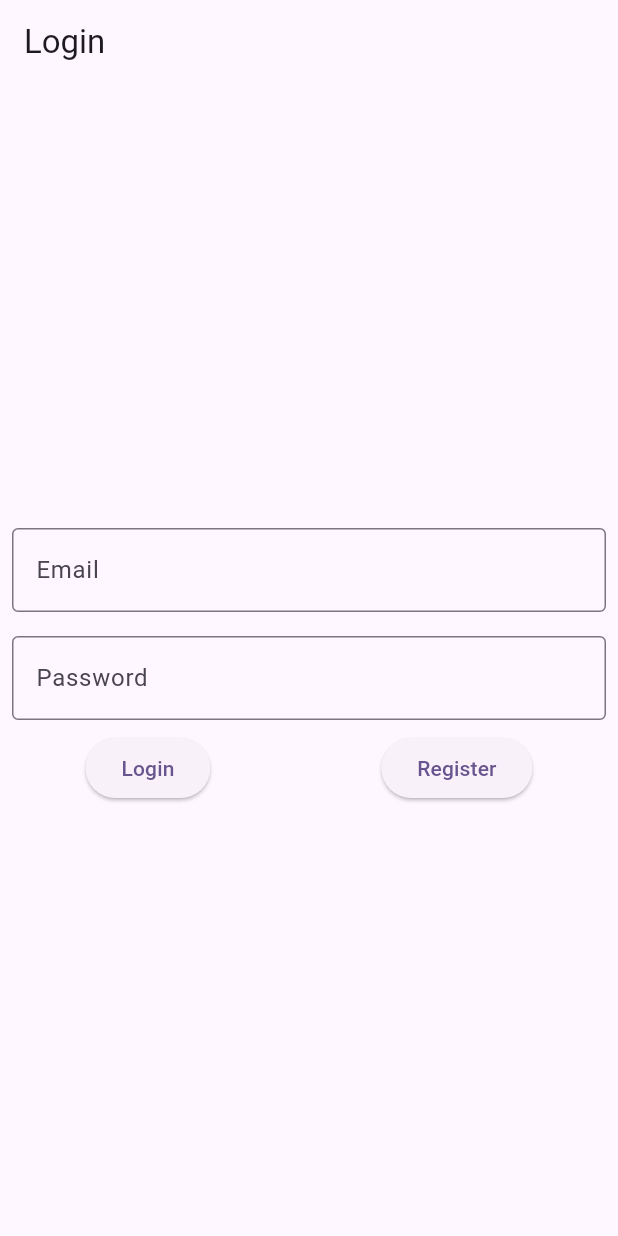
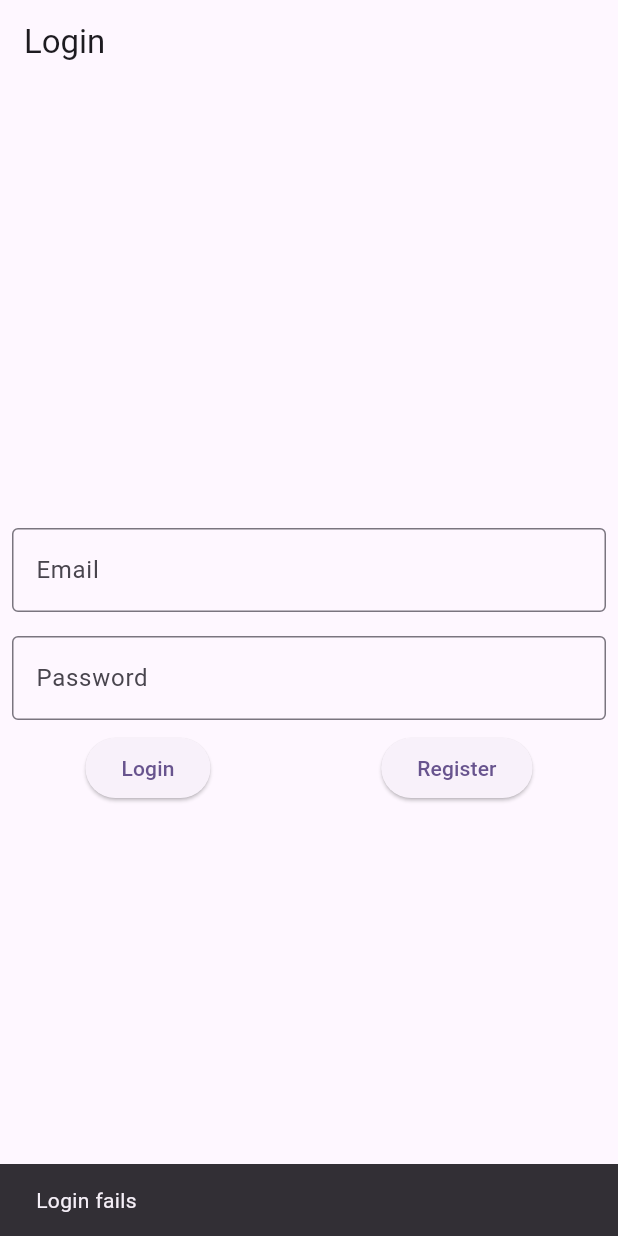
Before and after one commit to Fridaynight-yok/flutter_finalminiproject, a Flutter app: the screen it shows after launch, after a tap on "Login", on a phone screen of 412 x 824 dp. Run offline on Flutter 3.47's test engine with Material 3 defaults, Android fonts, the light colour scheme and no system bars; our stand-ins replace cloud_firestore, firebase_auth, firebase_core; accounts and stored records are empty; network calls fail.

Commit message:
cat page

```diff
--- /dev/null
+++ b/lib/home.dart
@@ -0,0 +1,15 @@
+import 'package:flutter/material.dart';
+
+class Home extends StatefulWidget {
+  const Home({super.key});
+
+  @override
+  State<Home> createState() => _HomeState();
+}
+
+class _HomeState extends State<Home> {
+  @override
+  Widget build(BuildContext context) {
+    return Scaffold(appBar: AppBar(title: Text("Home"), centerTitle: true));
+  }
+}
--- a/lib/login.dart
+++ b/lib/login.dart
@@ -1,4 +1,6 @@
+import 'package:firebase_auth/firebase_auth.dart';
 import 'package:flutter/material.dart';
+import 'package:flutter_finalminiproject/home.dart';
 
 class Login extends StatefulWidget {
   const Login({super.key});
@@ -25,6 +27,32 @@ class _LoginState extends State<Login> {
     super.dispose();
     emailController.dispose();
     passwordController.dispose();
+  }
+
+  Future<void> login() async {
+    final inputEmail = emailController.text.trim();
+    final inputPassword = passwordController.text.trim();
+    try {
+      UserCredential userInfo = await FirebaseAuth.instance
+          .signInWithEmailAndPassword(
+            email: inputEmail,
+            password: inputPassword,
+          );
+      if (userInfo.user != null) {
+        Navigator.pushReplacement(
+          context,
+          MaterialPageRoute(builder: (context) => Home()),
+        );
+      } else {
+        ScaffoldMessenger.of(
+          context,
+        ).showSnackBar(SnackBar(content: Text("Login fails")));
+      }
+    } catch (e) {
+      ScaffoldMessenger.of(
+        context,
+      ).showSnackBar(SnackBar(content: Text("Login fails")));
+    }
   }
 
   @override
@@ -57,7 +85,12 @@ class _LoginState extends State<Login> {
           Row(
             mainAxisAlignment: MainAxisAlignment.spaceAround,
             children: [
-              ElevatedButton(onPressed: () {}, child: Text("Login")),
+              ElevatedButton(
+                onPressed: () {
+                  login();
+                },
+                child: Text("Login"),
+              ),
               ElevatedButton(onPressed: () {}, child: Text("Register")),
             ],
           ),
```
Also changed, not shown: lib/cat_detail.dart (deleted).
